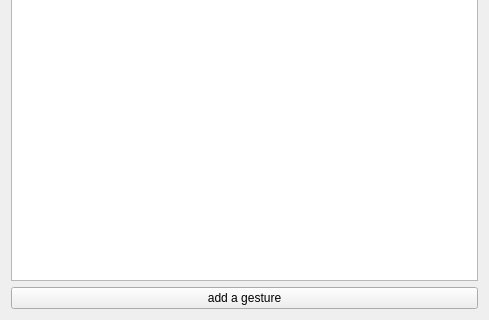
First picture: the form in UIMyoWekaGenFiles/GenMyoWindow.ui, repository DMIunipg/AI-Gestures-Classifier, before the edit; both pictures show x 0 to 489 and y 307 to 627 of the 489 by 627 pixel window.
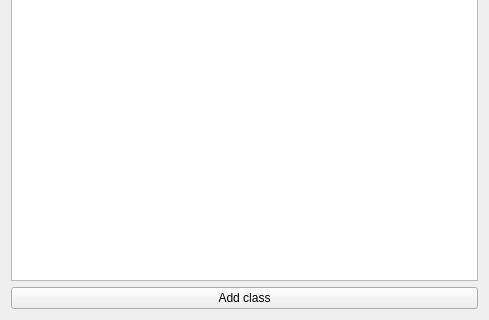
Second picture: the form after the edit.

Commit message: Refactory: changed list of gesture into list of classes and added the list of samples, create a new file format.

```diff
--- a/UIMyoWekaGenFiles/GenMyoWindow.ui
+++ b/UIMyoWekaGenFiles/GenMyoWindow.ui
@@ -21,7 +21,7 @@
     <item>
      <widget class="QPushButton" name="mPBAddGesture">
       <property name="text">
-       <string>add a gesture</string>
+       <string>Add class</string>
       </property>
      </widget>
     </item>
```
Left out of the diff: 10 changed lines with no effect on the pictures. The commit also changes 18 other files.
